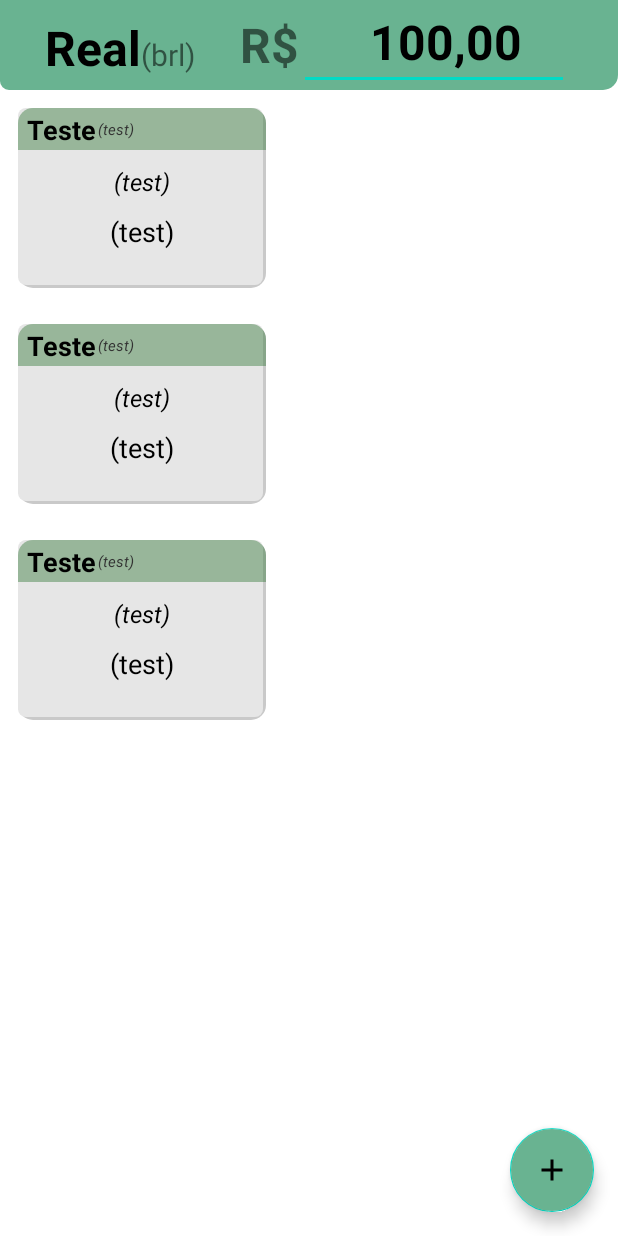
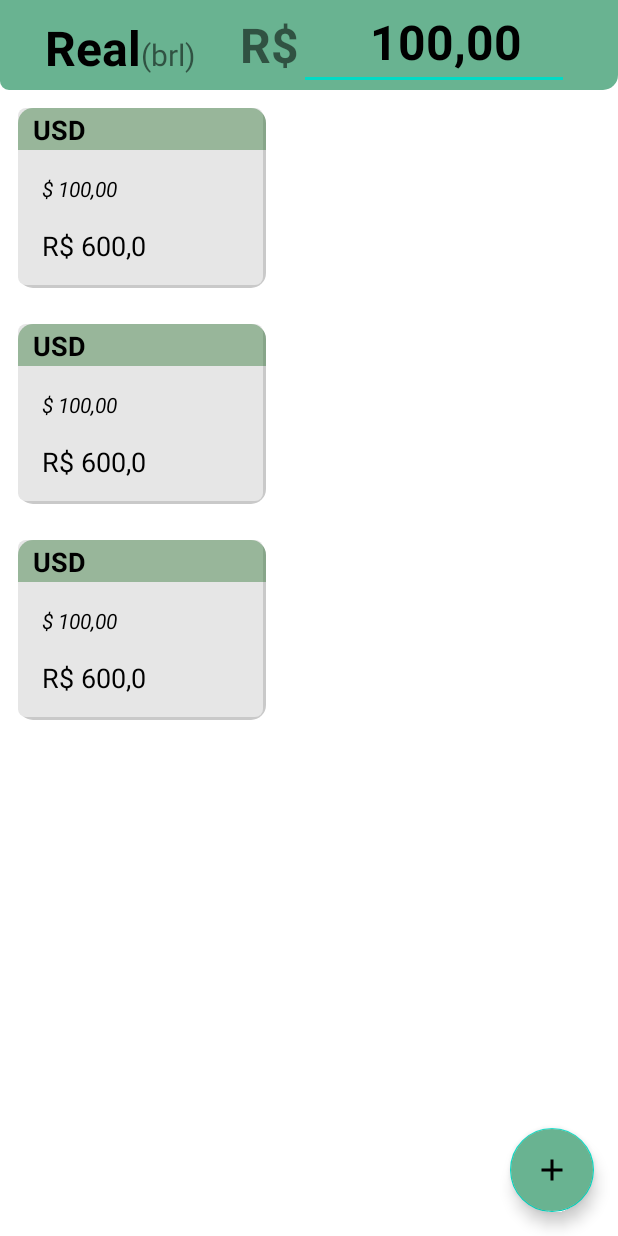
Before and after one commit to jfbastos/seConverta, an Android app: the layout activity_main.xml on its own in the app's theme, with its tools: preview values and no code run, on a phone screen of 412 x 824 dp. Run offline under Robolectric (Android 15) with nearby library versions, the phone set to English and light mode, and no system bars.

Commit message:
Alimentação do reclycerview

```diff
--- a/app/src/main/res/layout/currency_content.xml
+++ b/app/src/main/res/layout/currency_content.xml
@@ -1,6 +1,9 @@
 <?xml version="1.0" encoding="utf-8"?>
-<LinearLayout xmlns:android="http://schemas.android.com/apk/res/android"
+<layout xmlns:android="http://schemas.android.com/apk/res/android"
     xmlns:app="http://schemas.android.com/apk/res-auto"
+    xmlns:tools="http://schemas.android.com/tools">
+
+    <LinearLayout
         android:layout_width="165dp"
         android:layout_height="120dp"
         android:layout_margin="12dp"
@@ -17,50 +20,35 @@
                 android:id="@+id/currencyName"
                 android:layout_width="wrap_content"
                 android:layout_height="wrap_content"
-            android:paddingStart="6dp"
-            android:text="Teste"
+                android:layout_marginHorizontal="10dp"
                 android:textColor="@color/black"
                 android:textSize="18sp"
                 android:textStyle="bold"
                 app:layout_constraintBottom_toBottomOf="parent"
                 app:layout_constraintLeft_toLeftOf="parent"
-            app:layout_constraintTop_toTopOf="parent" />
-
-        <TextView
-            android:id="@+id/currencyNameDetail"
-            android:layout_width="wrap_content"
-            android:layout_height="wrap_content"
-            android:paddingStart="1dp"
-            android:text="(test)"
-            android:textColor="@color/gray"
-            android:textSize="10sp"
-            android:textStyle="italic"
-            app:layout_constraintBottom_toBottomOf="@id/currencyName"
-            app:layout_constraintLeft_toRightOf="@+id/currencyName"
-            app:layout_constraintTop_toTopOf="@+id/currencyName" />
-
+                app:layout_constraintTop_toTopOf="parent"
+                tools:text="USD"/>
         </androidx.constraintlayout.widget.ConstraintLayout>
 
         <TextView
-        android:id="@+id/currencyType"
+            android:id="@+id/currencyValue"
             android:layout_width="wrap_content"
             android:layout_height="wrap_content"
-        android:layout_gravity="center_horizontal"
-        android:paddingTop="10dp"
-        android:paddingBottom="10dp"
-        android:text="(test)"
+            android:layout_margin="16dp"
             android:textColor="@color/black"
-        android:textSize="16sp"
-        android:textStyle="italic" />
+            android:textSize="14sp"
+            android:textStyle="italic"
+            tools:text="$ 100,00" />
 
         <TextView
-        android:id="@+id/currencyTypeSelected"
+            android:id="@+id/totalCurrencyValue"
             android:layout_width="wrap_content"
             android:layout_height="wrap_content"
-        android:layout_gravity="center_horizontal"
-        android:text="(test)"
+            android:layout_marginHorizontal="16dp"
             android:textColor="@color/black"
-        android:textSize="18sp" />
+            android:textSize="18sp"
+            tools:text="R$ 600,0"/>
 
 
     </LinearLayout>
+</layout>
```
Also changed, not shown: app/src/main/java/br/com/iesb/seconverta/utils/Formaters.kt (added, +18 -0 lines), app/src/main/java/br/com/iesb/seconverta/view/MainActivity.kt (+15 -4 lines), app/src/main/java/br/com/iesb/seconverta/view/adapter/CurrencyAdapter.kt (+20 -13 lines). Lines whose indentation alone changed are shown as unchanged.
